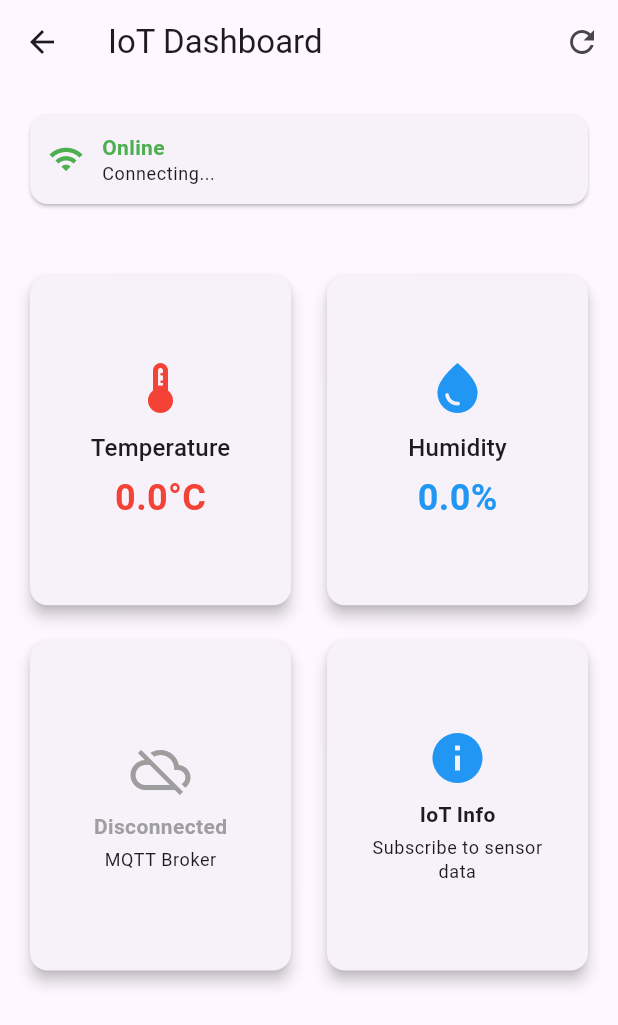
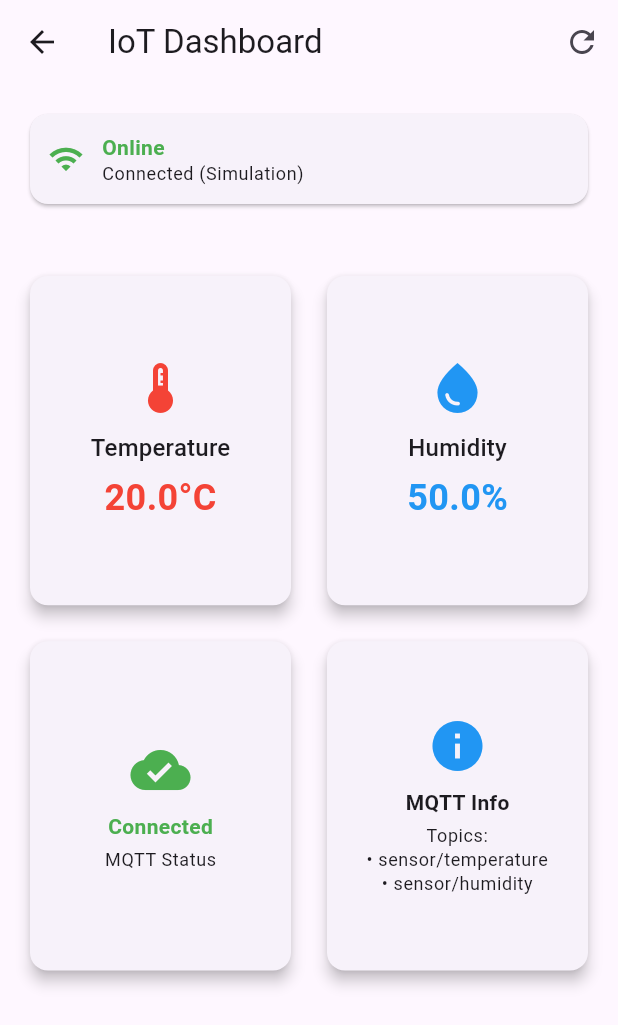
Before and after one commit to apocalypsecop666/mus_law, a Flutter app: the IotDashboardScreen screen opened directly, after a tap on the "refresh" icon, on a phone screen of 412 x 824 dp. Shown: the top 1025 px of the screen. Run offline on Flutter 3.47's test engine with Material 3 defaults, Android fonts, the light colour scheme and no system bars; our stand-ins replace connectivity_plus, flutter_secure_storage, hive_flutter, shared_preferences; accounts and stored records are empty.

Commit message:
feature: add simulation of mqtt provider data because of cors limitations. fix main bugs. add testing

```diff
--- a/lib/core/constants/mqtt_constants.dart
+++ b/lib/core/constants/mqtt_constants.dart
@@ -1,6 +1,7 @@
 class MqttConstants {
   static const String broker = 'broker.hivemq.com';
   static const int port = 1883;
+  static const int wsPort = 8884;
   static const String temperatureTopic = 'sensor/temperature';
   static const String humidityTopic = 'sensor/humidity';
   static const int keepAlivePeriod = 60;
--- a/lib/presentation/providers/mqtt_provider.dart
+++ b/lib/presentation/providers/mqtt_provider.dart
@@ -1,103 +1,70 @@
+import 'dart:async';
 import 'package:flutter/material.dart';
-import 'package:mqtt_client/mqtt_client.dart';
-import 'package:mqtt_client/mqtt_server_client.dart';
-import 'package:mus_law/core/constants/mqtt_constants.dart';
 
 class MqttProvider with ChangeNotifier {
-  MqttServerClient? _client;
+  Timer? _simulationTimer;
   bool _isConnected = false;
-  double _temperature = 0;
-  double _humidity = 0;
+  double _temperature = 20;
+  double _humidity = 50;
   String _status = 'Disconnected';
+  String _error = '';
 
   bool get isConnected => _isConnected;
   double get temperature => _temperature;
   double get humidity => _humidity;
   String get status => _status;
+  String get error => _error;
 
   Future<void> connect() async {
     try {
-      _client = MqttServerClient(
-        MqttConstants.broker,
-        MqttConstants.clientIdentifier,
-      );
-      _client!.port = MqttConstants.port;
-      _client!.logging(on: false);
-      _client!.keepAlivePeriod = MqttConstants.keepAlivePeriod;
+      _updateStatus('Simulating MQTT data (Web restrictions)');
 
-      _client!.onConnected = _onConnected;
-      _client!.onDisconnected = _onDisconnected;
+      // ignore: inference_failure_on_instance_creation
+      await Future.delayed(const Duration(seconds: 2));
 
-      final connMessage = MqttConnectMessage()
-          .withClientIdentifier(MqttConstants.clientIdentifier)
-          .startClean()
-          .withWillQos(MqttQos.atMostOnce);
+      _isConnected = true;
+      _error = '';
+      _updateStatus('Connected (Simulation)');
 
-      _client!.connectionMessage = connMessage;
-
-      _status = 'Connecting...';
-      notifyListeners();
-
-      await _client!.connect();
-
-      if (_client!.connectionStatus!.state == MqttConnectionState.connected) {
-        _subscribeToTopics();
-      }
+      _startSimulation();
     } catch (e) {
-      _status = 'Connection failed: $e';
-      notifyListeners();
+      _error = 'Simulation error: $e';
+      _updateStatus('Connection failed');
     }
   }
 
-  void _onConnected() {
-    _isConnected = true;
-    _status = 'Connected to MQTT Broker';
-    notifyListeners();
+  void _startSimulation() {
+    _simulationTimer = Timer.periodic(const Duration(seconds: 3), (timer) {
+      _temperature = 20.0 + (DateTime.now().second % 15);
+      _humidity = 50.0 + (DateTime.now().second % 30);
+      _scheduleNotify();
+    });
   }
 
-  void _onDisconnected() {
-    _isConnected = false;
-    _status = 'Disconnected';
-    notifyListeners();
+  void _updateStatus(String newStatus) {
+    _status = newStatus;
+    _scheduleNotify();
   }
 
-  void _subscribeToTopics() {
-    _client!.subscribe(MqttConstants.temperatureTopic, MqttQos.atMostOnce);
-    _client!.subscribe(MqttConstants.humidityTopic, MqttQos.atMostOnce);
-
-    _client!.updates!.listen((List<MqttReceivedMessage<MqttMessage>> messages) {
-      final message = messages[0];
-      final topic = message.topic;
-
-      if (topic == MqttConstants.temperatureTopic) {
-        final payload = _parsePayload(message);
-        _temperature = double.tryParse(payload) ?? _temperature;
-        notifyListeners();
-      } else if (topic == MqttConstants.humidityTopic) {
-        final payload = _parsePayload(message);
-        _humidity = double.tryParse(payload) ?? _humidity;
+  void _scheduleNotify() {
+    Future.microtask(() {
+      if (_status != 'Disposed') {
         notifyListeners();
       }
     });
   }
 
-  String _parsePayload(MqttReceivedMessage<MqttMessage> message) {
-    final publishMessage = message.payload as MqttPublishMessage;
-    return MqttPublishPayload.bytesToStringAsString(
-      publishMessage.payload.message,
-    );
-  }
-
   void disconnect() {
-    _client?.disconnect();
+    _simulationTimer?.cancel();
     _isConnected = false;
     _status = 'Disconnected';
-    notifyListeners();
+    _scheduleNotify();
   }
 
   @override
   void dispose() {
-    disconnect();
+    _status = 'Disposed';
+    _simulationTimer?.cancel();
     super.dispose();
   }
 }
--- a/lib/presentation/screens/iot_dashboard_screen.dart
+++ b/lib/presentation/screens/iot_dashboard_screen.dart
@@ -16,12 +16,14 @@ class _IotDashboardScreenState extends State<IotDashboardScreen> {
   @override
   void initState() {
     super.initState();
-    _connectToMqtt();
+    Future.delayed(const Duration(milliseconds: 500), _connectToMqtt);
   }
 
   void _connectToMqtt() {
     final mqttProvider = Provider.of<MqttProvider>(context, listen: false);
-    mqttProvider.connect();
+    if (!mqttProvider.isConnected) {
+      mqttProvider.connect();
+    }
   }
 
   @override
@@ -58,8 +60,21 @@ class _IotDashboardScreenState extends State<IotDashboardScreen> {
                   borderRadius: BorderRadius.circular(8),
                 ),
                 child: const Text(
-                  'No internet connection. Some features may be limited.',
+                  'No internet connection. MQTT will not work.',
                   style: TextStyle(color: Colors.orange),
+                ),
+              ),
+            if (mqttProvider.error.isNotEmpty)
+              Container(
+                width: double.infinity,
+                padding: const EdgeInsets.all(16),
+                decoration: BoxDecoration(
+                  color: Colors.red[100],
+                  borderRadius: BorderRadius.circular(8),
+                ),
+                child: Text(
+                  'MQTT Error: ${mqttProvider.error}',
+                  style: const TextStyle(color: Colors.red),
                 ),
               ),
             const SizedBox(height: 20),
@@ -120,7 +135,7 @@ class _IotDashboardScreenState extends State<IotDashboardScreen> {
             ),
             const SizedBox(height: 4),
             Text(
-              'MQTT Broker',
+              'MQTT Status',
               style: Theme.of(context).textTheme.bodySmall,
             ),
           ],
@@ -140,12 +155,12 @@ class _IotDashboardScreenState extends State<IotDashboardScreen> {
             const Icon(Icons.info, size: 40, color: Colors.blue),
             const SizedBox(height: 8),
             const Text(
-              'IoT Info',
+              'MQTT Info',
               style: TextStyle(fontWeight: FontWeight.bold),
             ),
             const SizedBox(height: 4),
             Text(
-              'Subscribe to sensor data',
+              'Topics:\n• sensor/temperature\n• sensor/humidity',
               style: Theme.of(context).textTheme.bodySmall,
               textAlign: TextAlign.center,
             ),
```
Also changed, not shown: lib/main.dart (+11 -6 lines), lib/presentation/providers/auth_provider.dart (+15 -13 lines), 1 other file.
